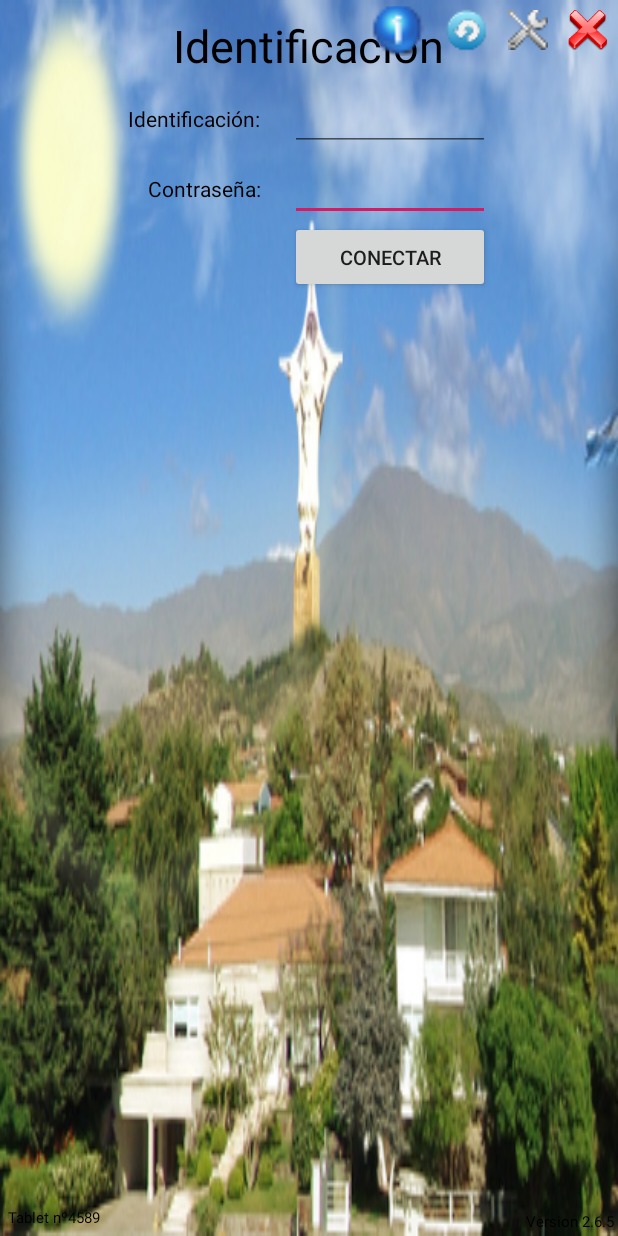
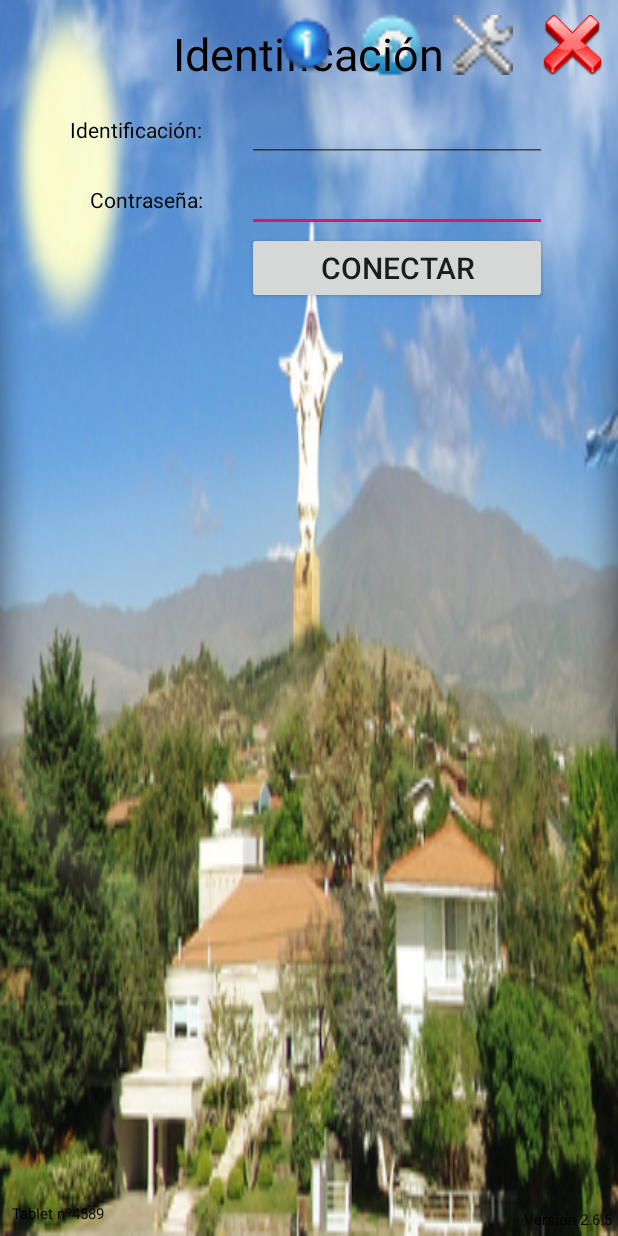
Before and after one commit to maurisan74/DeboInventario, an Android app: the layout xml_deboopen.xml on its own in the app's theme, with its tools: preview values and no code run, on a phone screen of 412 x 824 dp. Run offline under Robolectric (Android 15) with nearby library versions, the phone set to English and light mode, and no system bars.

Commit message:
16022020  0700

```diff
--- a/app/src/main/res/layout/xml_deboopen.xml
+++ b/app/src/main/res/layout/xml_deboopen.xml
@@ -10,74 +10,74 @@
         android:layout_width="wrap_content"
         android:layout_height="wrap_content"
         android:layout_alignParentBottom="true"
-        android:layout_alignParentLeft="true"
-        android:layout_margin="8px"
+        android:layout_alignParentStart="true"
+        android:layout_margin="8dp"
         android:text="Tablet nº4589"
         android:textColor="@color/black"
         android:textSize="@dimen/talla_texto_chico"
-        android:visibility="visible"></TextView>
+        android:visibility="visible"/>
 
     <ImageView
         android:id="@+id/OPEN_imagen_empresa"
-        android:layout_width="160px"
-        android:layout_height="160px"
-        android:layout_alignParentLeft="true"
-        android:layout_marginLeft="20px"
-        android:layout_marginTop="60px"
+        android:layout_width="160dp"
+        android:layout_height="160dp"
+        android:layout_alignParentStart="true"
+        android:layout_marginStart="20dp"
+        android:layout_marginTop="60dp"
         android:adjustViewBounds="true"
         android:scaleType="fitStart"
-        android:visibility="visible"></ImageView>
+        android:visibility="visible"/>
 
     <ImageView
         android:id="@+id/OPEN_imagen_debo"
-        android:layout_width="100px"
-        android:layout_height="100px"
-        android:layout_alignParentRight="true"
+        android:layout_width="100dp"
+        android:layout_height="100dp"
+        android:layout_alignParentEnd="true"
         android:layout_alignTop="@+id/OPEN_imagen_salir"
-        android:layout_marginRight="50px"
-        android:layout_marginTop="100px"
+        android:layout_marginEnd="50dp"
+        android:layout_marginTop="100dp"
         android:adjustViewBounds="true"
         android:scaleType="fitCenter"
-        android:visibility="visible"></ImageView>
+        android:visibility="visible"/>
 
     <ImageView
         android:id="@+id/OPEN_imagen_salir"
-        android:layout_width="40px"
-        android:layout_height="40px"
-        android:layout_alignParentRight="true"
+        android:layout_width="40dp"
+        android:layout_height="40dp"
+        android:layout_alignParentEnd="true"
         android:layout_alignParentTop="true"
-        android:layout_margin="10px"
+        android:layout_margin="10dp"
         android:scaleType="fitXY"
         android:src="@drawable/boton_salir"
-        android:visibility="visible"></ImageView>
+        android:visibility="visible"/>
 
     <ImageView
         android:id="@+id/OPEN_imagen_config"
-        android:layout_width="40px"
-        android:layout_height="40px"
+        android:layout_width="40dp"
+        android:layout_height="40dp"
         android:layout_alignParentTop="true"
-        android:layout_margin="10px"
-        android:layout_toLeftOf="@+id/OPEN_imagen_salir"
-        android:src="@drawable/boton_config"></ImageView>
+        android:layout_margin="10dp"
+        android:layout_toStartOf="@+id/OPEN_imagen_salir"
+        android:src="@drawable/boton_config"/>
 
     <ImageView
         android:id="@+id/OPEN_imagen_update"
-        android:layout_width="50px"
-        android:layout_height="50px"
+        android:layout_width="50dp"
+        android:layout_height="50dp"
         android:layout_alignParentTop="true"
-        android:layout_margin="6px"
-        android:layout_toLeftOf="@+id/OPEN_imagen_config"
+        android:layout_margin="6dp"
+        android:layout_toStartOf="@+id/OPEN_imagen_config"
         android:scaleType="fitXY"
         android:src="@drawable/boton_update"
-        android:visibility="visible"></ImageView>
+        android:visibility="visible"/>
 
     <TextView
         android:id="@+id/OPEN_textview_version"
         android:layout_width="wrap_content"
         android:layout_height="wrap_content"
         android:layout_alignParentBottom="true"
-        android:layout_alignParentRight="true"
-        android:layout_margin="4px"
+        android:layout_alignParentEnd="true"
+        android:layout_margin="4dp"
         android:text="Version 2.6.5"
         android:textColor="@color/black"
         android:textSize="@dimen/talla_texto_chico"
@@ -94,28 +94,28 @@
         <TextView
             android:layout_width="wrap_content"
             android:layout_height="wrap_content"
-            android:layout_marginBottom="5px"
-            android:layout_marginTop="15px"
+            android:layout_marginBottom="5dp"
+            android:layout_marginTop="15dp"
             android:text="Identificación"
             android:textColor="@color/black"
             android:textSize="@dimen/talla_texto_titulo" />
 
         <LinearLayout
             android:id="@+id/OPEN_textview_sesion_abierta"
-            android:layout_width="300px"
-            android:layout_height="50px"
-            android:layout_marginBottom="5px"
-            android:padding="5px"
+            android:layout_width="300dp"
+            android:layout_height="50dp"
+            android:layout_marginBottom="5dp"
+            android:padding="5dp"
             android:visibility="gone">
 
             <ImageView
                 android:layout_width="wrap_content"
                 android:layout_height="fill_parent"
                 android:layout_gravity="center_vertical"
-                android:layout_marginRight="10px"
+                android:layout_marginEnd="10dp"
                 android:adjustViewBounds="true"
                 android:scaleType="fitCenter"
-                android:src="@drawable/foco"></ImageView>
+                android:src="@drawable/foco"/>
 
             <TextView
                 android:layout_width="wrap_content"
@@ -125,7 +125,7 @@
                 android:gravity="center"
                 android:text="Una sesión de operador ya está abierta en este terminal"
                 android:textColor="@color/white"
-                android:textSize="@dimen/talla_texto_medioChico"></TextView>
+                android:textSize="@dimen/talla_texto_medioChico"/>
         </LinearLayout>
 
         <TableLayout
@@ -142,15 +142,15 @@
                     android:id="@+id/OPEN_textview_login"
                     android:layout_width="wrap_content"
                     android:layout_height="wrap_content"
-                    android:gravity="right"
-                    android:paddingRight="30px"
+                    android:gravity="end"
+                    android:paddingEnd="30dp"
                     android:text="Identificación:"
                     android:textColor="@color/black"
                     android:textSize="@dimen/talla_texto_medioGrande" />
 
                 <EditText
                     android:id="@+id/OPEN_edittext_login"
-                    android:layout_width="200px"
+                    android:layout_width="200dp"
                     android:layout_height="wrap_content"
                     android:inputType="textNoSuggestions"
                     android:singleLine="true"
@@ -166,8 +166,8 @@
                 android:layout_gravity="center">
 
                 <TextView
-                    android:gravity="right"
-                    android:paddingRight="30px"
+                    android:gravity="end"
+                    android:paddingEnd="30dp"
                     android:text="Contraseña:"
                     android:textColor="@color/black"
                     android:textSize="@dimen/talla_texto_medioGrande" />
@@ -190,8 +190,8 @@
                 android:layout_gravity="center">
 
                 <TextView
-                    android:gravity="right"
-                    android:paddingRight="30px"
+                    android:gravity="end"
+                    android:paddingEnd="30dp"
                     android:text=" "
                     android:textColor="@color/black"
                     android:textSize="@dimen/talla_texto_medioGrande" />
@@ -201,7 +201,7 @@
                     android:layout_width="wrap_content"
                     android:layout_height="wrap_content"
                     android:text="Conectar"
-                    android:textSize="20px"
+                    android:textSize="20sp"
                     android:visibility="visible" />
             </TableRow>
         </TableLayout>
@@ -213,7 +213,7 @@
         android:layout_height="50dp"
         android:layout_alignBottom="@+id/OPEN_imagen_update"
         android:layout_alignTop="@+id/OPEN_imagen_update"
-        android:layout_toLeftOf="@+id/OPEN_imagen_update"
+        android:layout_toStartOf="@+id/OPEN_imagen_update"
         android:scaleType="centerCrop"
         android:src="@drawable/informacion" />
 
```
Also changed, not shown: app/src/main/res/layout/xml_busqueda_proveedor.xml (+13 -14 lines), app/src/main/res/layout/xml_cambiocontrasena.xml (+17 -17 lines), app/src/main/res/layout/xml_mainboard_compras.xml (+34 -34 lines), app/src/main/res/layout/xml_pagina_compras.xml (+70 -74 lines), app/src/main/res/layout/xml_paginainventario_dinamico.xml (+60 -60 lines).
